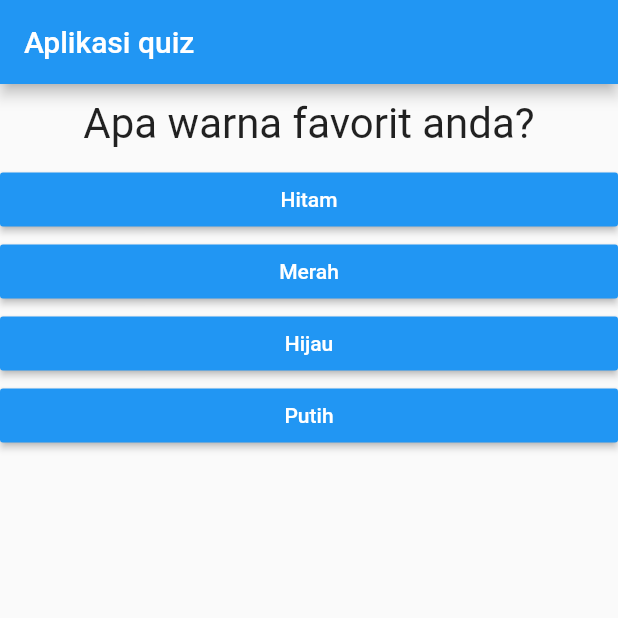
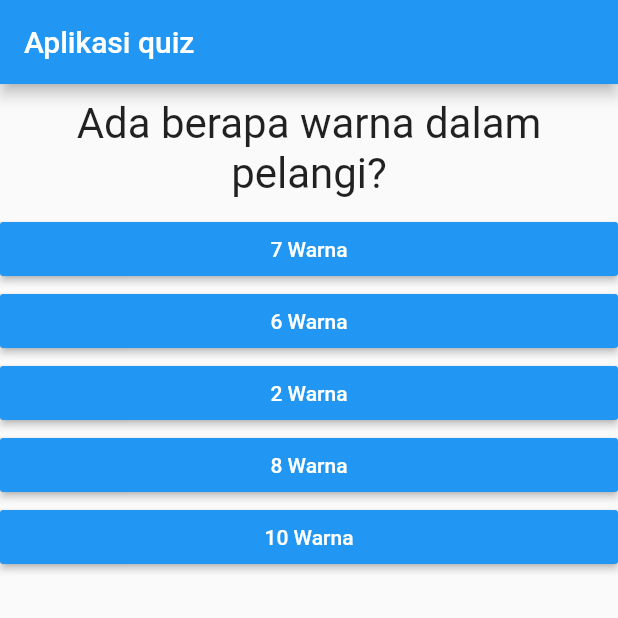
Before and after one commit to Kadekk01/UTS_MobileApp, a Flutter app: the screen it shows after launch, on a phone screen of 412 x 824 dp, the top half of it. Run offline on Flutter 3.47's test engine with Material 2 defaults, Android fonts, the phone set to English and light mode, and no system bars.

Commit message:
Mengganti pertanyaan serta jawabannya part 2

```diff
--- a/lib/main.dart
+++ b/lib/main.dart
@@ -29,16 +29,16 @@ class _MyAppState extends State<MyApp> {
   Widget build(BuildContext context) {
     var questions = [
      {
-       'questionText': 'Apa warna favorit anda?',
-       'answers': ['Hitam', 'Merah', 'Hijau', 'Putih'],
+       'questionText': 'Ada berapa warna dalam pelangi?',
+       'answers': ['7 Warna', '6 Warna', '2 Warna', '8 Warna', '10 Warna'],
      },
      {
-       'questionText': 'Apa peliharaan favorit anda?',
-       'answers': ['Anjing', 'kucing', 'Burung', 'Ular'],
+       'questionText': 'Mau pilih siapa, aku atau dia?',
+       'answers': ['Kamu donk', 'Dia aja'],
      },
      {
-       'questionText': 'Berapa jumlah peliharaan anda?',
-       'answers': ['1 ekor', '2 ekor', '3 ekor', '4 ekor'],
+       'questionText': 'Tujuan anda hidup apa?',
+       'answers': ['Rebahan', 'Wanita', 'Pahala', 'Uang'],
      },
    ];
    return MaterialApp(
```
